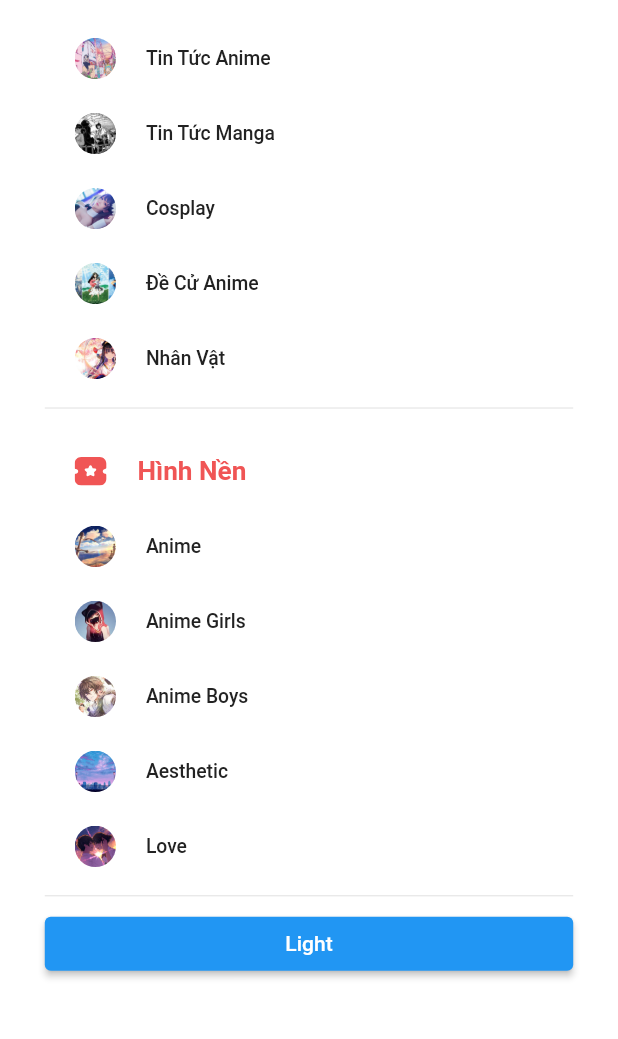
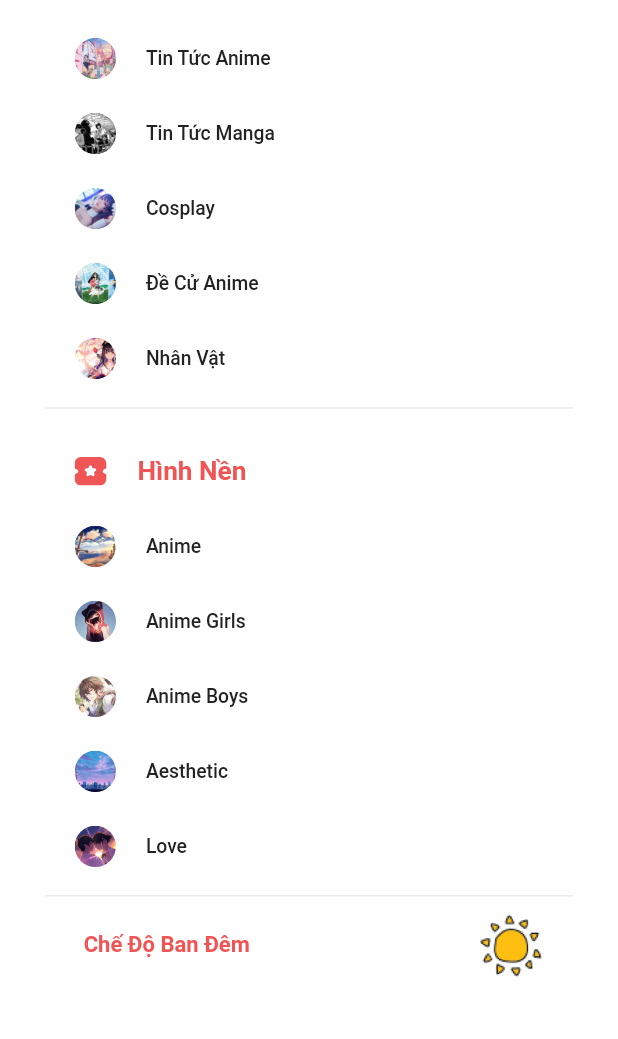
Before and after one commit to xuuanthuc/kawaii-life, a Flutter app: the WallPaperPage screen opened by its route, after a tap on an icon or button, on a phone screen of 412 x 824 dp, the part 138-1177 px from its top. Run offline on Flutter 3.47's test engine with Material 2 defaults, Android fonts, the phone set to English and light mode, and no system bars; our stand-ins replace dio, flutter_html, flutter_screenutil, flutter_svg, fluttertoast, get and 7 more; missing offline and left inert: image_downloader; accounts and stored records are empty; network calls fail; statements that could not run were skipped; project files that could hold a hidden picture were left out.

```diff
--- a/lib/app_papes.dart
+++ b/lib/app_papes.dart
@@ -1,4 +1,5 @@
 import 'package:get/get.dart';
+import 'package:wibu_life/modules/anime_list_wallpapers/views/anime_list_screen.dart';
 import 'package:wibu_life/modules/home_news/controllers/news_controller.dart';
 import 'package:wibu_life/modules/home_news/views/news_detail.dart';
 import 'package:wibu_life/modules/menu/menu_screen.dart';
@@ -20,6 +21,7 @@ abstract class Routes {
   static const NEWS_DETAIL = '/news-detail';
   static const WALL_PAPER = '/wall-paper';
   static const MENU = '/menu-screen';
+  static const ANIME_LIST = '/anime-list-screen';
 }
 
 class AppPages {
@@ -52,6 +54,11 @@ class AppPages {
       page: () => MenuScreen(),
       bindings: [WallPaperBinding(), NewsBinding()],
     ),
+    GetPage(
+      name: Routes.ANIME_LIST,
+      page: () => AnimeListScreen(),
+      bindings: [],
+    ),
   ];
 }
 
--- a/lib/modules/common/controllers/navbar_controller.dart
+++ b/lib/modules/common/controllers/navbar_controller.dart
@@ -14,14 +14,14 @@ class NavController extends GetxController{
     isActionHeart.value = false;
     isActionMenu.value = false;
   }
-  void selectWallpaper(){
+  void selectAnimeListWallpaper(){
     isActionNews.value = false;
     isActionWallpaper.value = true;
     isActionBuy.value = false;
     isActionHeart.value = false;
     isActionMenu.value = false;
   }
-  void selectBuy(){
+  void selectWallpaperCategory(){
     isActionNews.value = false;
     isActionWallpaper.value = false;
     isActionBuy.value = true;
--- a/lib/modules/common/widgets/nav_bar.dart
+++ b/lib/modules/common/widgets/nav_bar.dart
@@ -36,8 +36,8 @@ class NavBarDesign extends StatelessWidget {
               splashColor: Colors.transparent,
               highlightColor: Colors.transparent,
               onPressed: () {
-                Get.toNamed(Routes.WALL_PAPER);
-                navController.selectWallpaper();
+                Get.toNamed(Routes.ANIME_LIST);
+                navController.selectAnimeListWallpaper();
 
               },
               icon: navController.isActionWallpaper.value
@@ -53,17 +53,16 @@ class NavBarDesign extends StatelessWidget {
               splashColor: Colors.transparent,
               highlightColor: Colors.transparent,
               onPressed: () {
-                navController.selectBuy();
-
-
+                Get.toNamed(Routes.WALL_PAPER);
+                navController.selectWallpaperCategory();
               },
               icon: navController.isActionBuy.value
                   ? SvgPicture.asset(
-                      icon.buy_solid,
+                      icon.folder_solid,
                       color:Get.isDarkMode? darkModePrimaryColor:  lightModePrimaryColor,
                     )
                   : SvgPicture.asset(
-                      icon.buy_icon,
+                      icon.folder,
                       color:Get.isDarkMode? darkModePrimaryColor:  lightModePrimaryColor,
                     )),
           IconButton(
--- a/lib/modules/menu/menu_screen.dart
+++ b/lib/modules/menu/menu_screen.dart
@@ -60,13 +60,8 @@ class MenuScreen extends StatelessWidget {
               categoryWallpaperOnMenuButton(title: LocaleKeys.ANIME_AESTHETIC, image: icon.anime_aesthetic),
               categoryWallpaperOnMenuButton(title: LocaleKeys.ANIME_LOVE, image: icon.anime_love),
               Divider(),
-              ElevatedButton(child:
-                Text('Light'),
-                onPressed: () {
-                ThemeService().changeThemeMode();
-                // Get.isDarkMode? Get.changeTheme(lightMode) : Get.changeTheme(darkMode);
-                },
-              )
+              switchDarkLightModeButton(),
+
             ],
           ),
         ),
@@ -74,11 +69,41 @@ class MenuScreen extends StatelessWidget {
     );
   }
 
+  Row switchDarkLightModeButton() {
+    return Row(
+              children: [
+                SizedBox(width: w(18),),
+                TextButton(child:
+                Row(
+                  children: [
+                    Text( Get.isDarkMode? LocaleKeys.LIGHT.tr : LocaleKeys.DARK.tr, style: robotoW600(s(16), Get.isDarkMode? darkModePrimaryColor: lightModePrimaryColor),),
+                  ],
+                ),
+                  onPressed: () {
+                    ThemeService().changeThemeMode();
+                    // Get.isDarkMode? Get.changeTheme(lightMode) : Get.changeTheme(darkMode);
+                  },
+                ),
+                Spacer(),
+                GestureDetector(
+                  onTap: (){
+                    ThemeService().changeThemeMode();
+                  },
+                  child: Container(
+                      width: h(50),
+                      height: h(50),
+                      child: Image.asset(Get.isDarkMode? icon.moon:  icon.sun,fit: BoxFit.fill,)),
+                ),
+                SizedBox(width: w(20),),
+              ],
+            );
+  }
+
   Widget categoryWallpaperOnMenuButton({required String title, required String image}) {
     return GestureDetector(
       onTap: () async {
         Get.toNamed(Routes.WALL_PAPER);
-        navController.selectWallpaper();
+        navController.selectAnimeListWallpaper();
         Get.to(WallpaperListType());
         await wallPaperController
             .selectTypeWallpaper(title);
--- a/lib/themes/app_icon.dart
+++ b/lib/themes/app_icon.dart
@@ -27,6 +27,9 @@ class icon{
   static const home_screen = 'assets/icons/home_screen_icon.svg';
   static const lock_screen = 'assets/icons/lock_screen_icon.svg';
   static const both_screen = 'assets/icons/both_screen_icon.svg';
+  static const folder = 'assets/icons/folder.svg';
+  static const folder_solid = 'assets/icons/folder_solid.svg';
+
 
 
   //Images
@@ -41,6 +44,8 @@ class icon{
   static const anime_boys = 'assets/images/anime_boys.jpeg';
   static const anime_aesthetic = 'assets/images/anime_aesthetic.jpeg';
   static const anime_love = 'assets/images/anime_love.png';
+  static const moon = 'assets/images/moon_icon.png';
+  static const sun = 'assets/images/sun_icon.png';
 
   static const loading_gif = 'assets/images/loading.gif';
   static const loading_image_gif = 'assets/images/loading_image.gif';
--- a/lib/utils/constants/locale_key.dart
+++ b/lib/utils/constants/locale_key.dart
@@ -24,6 +24,10 @@ abstract class LocaleKeys {
   static const LOCK_SCREEN = "lock_screen";
   static const BOTH_SCREEN = "both_screen";
 
+  //menu
+  static const LIGHT = "light_mode";
+  static const DARK = "dark_mode";
+
 
 
   //error description
--- a/lib/utils/lang/vi_VN.dart
+++ b/lib/utils/lang/vi_VN.dart
@@ -16,4 +16,6 @@ const Map<String, String> vi_VN = {
   'both_screen': 'Đặt cả hai',
   'tin_tuc':'Tin Tức',
   'hinh_nen':'Hình Nền',
+  'light_mode': 'Chế Độ Ban Ngày',
+  'dark_mode': 'Chế Độ Ban Đêm'
 };
```
Also changed, not shown: lib/modules/anime_list_wallpapers/views/anime_list_screen.dart (added, +46 -0 lines), assets/icons/Iconly/Bold/Iconly/Light Outline/folder.svg (added), assets/icons/Iconly/Bold/folder.svg (added), assets/icons/Iconly/Bold/folder_solid.svg (added), assets/icons/folder.svg (added), assets/icons/folder_solid.svg (added), assets/icons/moon_icon.svg (added), assets/icons/sun_icon.svg (added), assets/images/moon_icon.png (added), assets/images/sun_icon.png (added), lib/modules/anime_list_wallpapers/anime_list_wallpaper_repository.dart (added).
